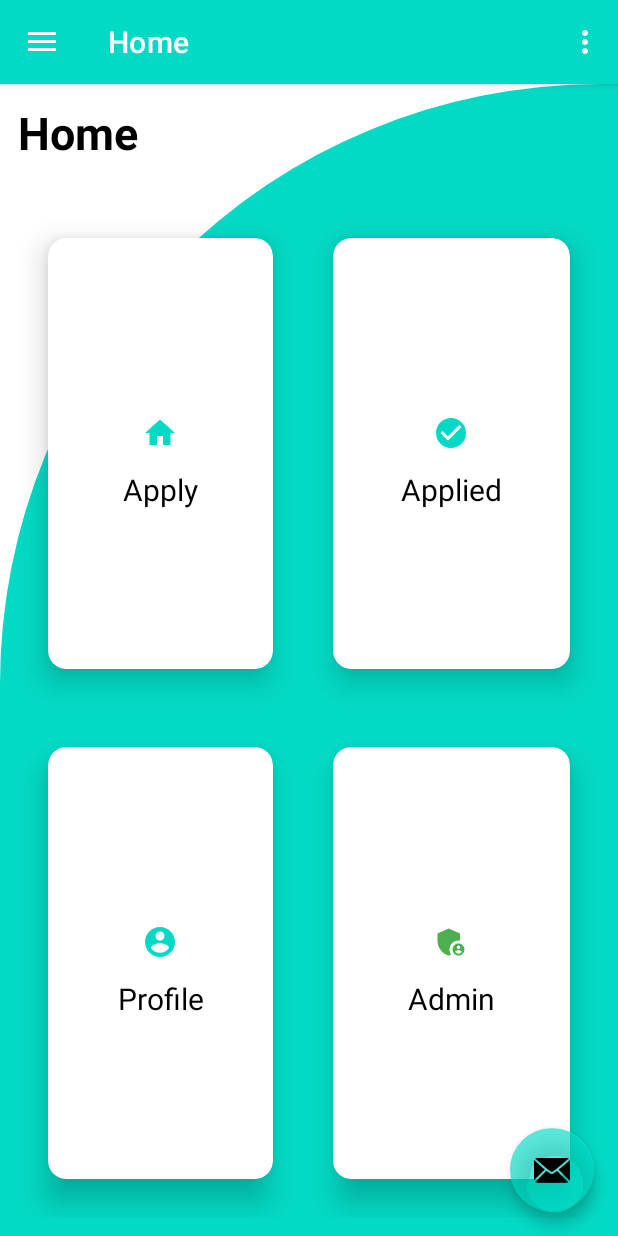
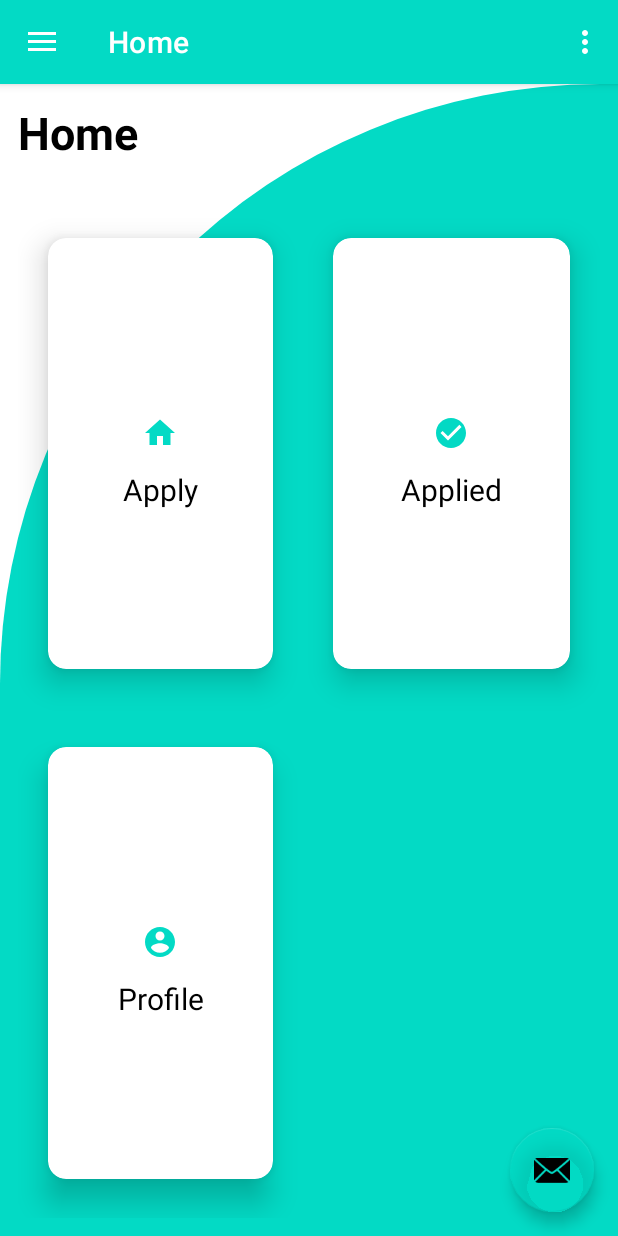
Before and after one commit to jkimkim/Bursary, an Android app: the screen it shows after launch once a user with an empty profile is signed in (MainActivity), on a phone screen of 412 x 824 dp. Run offline under Robolectric (Android 15) with nearby library versions, the phone set to English and light mode, and no system bars; our stand-ins replace Firebase (no records; nobody signed in at launch, a user with empty details on screens opened directly), navigation-ui.

Commit message:
upload profile

```diff
--- a/app/src/main/java/com/example/bursary/ui/home/HomeFragment.java
+++ b/app/src/main/java/com/example/bursary/ui/home/HomeFragment.java
@@ -12,6 +12,7 @@ import androidx.annotation.NonNull;
 import androidx.fragment.app.Fragment;
 import androidx.fragment.app.FragmentTransaction;
 import androidx.lifecycle.ViewModelProvider;
+import androidx.navigation.Navigation;
 
 import com.example.bursary.R;
 import com.example.bursary.Upload;
@@ -29,7 +30,7 @@ public class HomeFragment extends Fragment implements View.OnClickListener {
     private FragmentHomeBinding binding;
     ProgressDialog progressDialog;
 
-    private LinearLayout firstApplication, submittedApplication, myProfile, adminSection;
+    private LinearLayout firstApplication, submittedApplication, myProfile;
 
     public View onCreateView(@NonNull LayoutInflater inflater,
                              ViewGroup container, Bundle savedInstanceState) {
@@ -48,9 +49,7 @@ public class HomeFragment extends Fragment implements View.OnClickListener {
         submittedApplication.setOnClickListener(this);
 
         myProfile = view.findViewById(R.id.myProfile);
-
-        adminSection = view.findViewById(R.id.adminSection);
-        adminSection.setOnClickListener(this);
+        myProfile.setOnClickListener(this);
 
         progressDialog = new ProgressDialog(getContext());
         progressDialog.setMessage("Submitting...");
@@ -72,8 +71,7 @@ public class HomeFragment extends Fragment implements View.OnClickListener {
         Fragment fragment = null;
         switch (v.getId()) {
             case R.id.firstApplication:
-                fragment = new GalleryFragment();
-                replaceFragment(fragment);
+                Navigation.findNavController(v).navigate(R.id.nav_gallery);
                 pDialog.dismiss();
                 break;
             case R.id.submittedApplication:
@@ -88,6 +86,11 @@ public class HomeFragment extends Fragment implements View.OnClickListener {
                 });
 
                 break;
+            case R.id.myProfile:
+                //navigate to profile fragment
+                Navigation.findNavController(v).navigate(R.id.profileFragment);
+                pDialog.dismiss();
+
             //case R.id.adminSection:
               //  pDialog.show();
                 //new Fetcher().fetchApplications(new CompleteListener() {
--- a/app/src/main/res/layout/fragment_home.xml
+++ b/app/src/main/res/layout/fragment_home.xml
@@ -16,169 +16,128 @@
         android:textColor="@color/black"
         android:layout_margin="12dp"
         />
+
     <GridLayout
         android:layout_width="match_parent"
         android:layout_height="match_parent"
         android:layout_below="@id/textView1"
-        android:layout_margin="12dp"
+        android:layout_marginStart="12dp"
+        android:layout_marginTop="12dp"
+        android:layout_marginEnd="12dp"
+        android:layout_marginBottom="12dp"
         android:columnCount="2"
         android:rowCount="2"
-        android:useDefaultMargins="true"
-        >
+        android:useDefaultMargins="true">
+
         <com.google.android.material.card.MaterialCardView
             android:layout_width="wrap_content"
             android:layout_height="wrap_content"
+            android:layout_row="0"
+            android:layout_rowWeight="1"
+            android:layout_column="0"
+            android:layout_columnWeight="1"
             android:layout_gravity="fill"
-            android:layout_columnWeight="1"
-            android:layout_rowWeight="1"
-            android:layout_row="0"
-            android:layout_column="0"
+            app:cardBackgroundColor="@color/white"
             app:cardCornerRadius="12dp"
             app:cardElevation="12dp"
-            app:cardBackgroundColor="@color/white"
-            app:cardUseCompatPadding="true"
-            >
+            app:cardUseCompatPadding="true">
 
             <LinearLayout
+                android:id="@+id/firstApplication"
                 android:layout_width="match_parent"
                 android:layout_height="match_parent"
-                android:id="@+id/firstApplication"
-                android:orientation="vertical"
                 android:layout_gravity="center_horizontal"
                 android:gravity="center"
-                >
+                android:orientation="vertical">
+
                 <ImageView
                     android:layout_width="wrap_content"
                     android:layout_height="wrap_content"
-                    android:src="@drawable/ic_baseline_home_24"
                     android:layout_margin="12dp"
-                    />
+                    android:src="@drawable/ic_baseline_home_24" />
+
                 <TextView
                     android:layout_width="wrap_content"
                     android:layout_height="wrap_content"
+                    android:gravity="center"
                     android:text=" Apply "
+                    android:textColor="@color/black"
                     android:textSize="20sp"
-                    android:textStyle="normal"
-                    android:textColor="@color/black"
-                    android:gravity="center"
-                    />
+                    android:textStyle="normal" />
             </LinearLayout>
         </com.google.android.material.card.MaterialCardView>
 
         <com.google.android.material.card.MaterialCardView
             android:layout_width="wrap_content"
             android:layout_height="wrap_content"
+            android:layout_row="1"
+            android:layout_rowWeight="1"
+            android:layout_column="0"
+            android:layout_columnWeight="1"
             android:layout_gravity="fill"
-            android:layout_columnWeight="1"
-            android:layout_rowWeight="1"
-            android:layout_row="1"
-            android:layout_column="0"
+            app:cardBackgroundColor="@color/white"
             app:cardCornerRadius="12dp"
             app:cardElevation="12dp"
-            app:cardBackgroundColor="@color/white"
-            app:cardUseCompatPadding="true"
-            >
+            app:cardUseCompatPadding="true">
 
             <LinearLayout
+                android:id="@+id/myProfile"
                 android:layout_width="match_parent"
                 android:layout_height="match_parent"
-                android:id="@+id/myProfile"
-                android:orientation="vertical"
                 android:gravity="center"
-                >
+                android:orientation="vertical">
+
                 <ImageView
                     android:layout_width="wrap_content"
                     android:layout_height="wrap_content"
-                    android:src="@drawable/ic_baseline_account_circle_24"
                     android:layout_margin="12dp"
-                    />
+                    android:src="@drawable/ic_baseline_account_circle_24" />
+
                 <TextView
                     android:layout_width="wrap_content"
                     android:layout_height="wrap_content"
+                    android:gravity="center"
                     android:text="Profile"
+                    android:textColor="@color/black"
                     android:textSize="20sp"
-                    android:textStyle="normal"
-                    android:textColor="@color/black"
-                    android:gravity="center"
-                    />
+                    android:textStyle="normal" />
             </LinearLayout>
         </com.google.android.material.card.MaterialCardView>
 
         <com.google.android.material.card.MaterialCardView
             android:layout_width="wrap_content"
             android:layout_height="wrap_content"
+            android:layout_row="0"
+            android:layout_rowWeight="1"
+            android:layout_column="1"
+            android:layout_columnWeight="1"
             android:layout_gravity="fill"
-            android:layout_columnWeight="1"
-            android:layout_rowWeight="1"
-            android:layout_row="1"
-            android:layout_column="1"
+            app:cardBackgroundColor="@color/white"
             app:cardCornerRadius="12dp"
             app:cardElevation="12dp"
-            app:cardBackgroundColor="@color/white"
-            app:cardUseCompatPadding="true"
-            >
+            app:cardUseCompatPadding="true">
 
             <LinearLayout
+                android:id="@+id/submittedApplication"
                 android:layout_width="match_parent"
                 android:layout_height="match_parent"
-                android:id="@+id/adminSection"
-                android:orientation="vertical"
                 android:gravity="center"
-                >
+                android:orientation="vertical">
+
                 <ImageView
                     android:layout_width="wrap_content"
                     android:layout_height="wrap_content"
-                    android:src="@drawable/ic_baseline_admin_panel_settings_24"
                     android:layout_margin="12dp"
-                    />
+                    android:src="@drawable/ic_baseline_check_circle_24" />
+
                 <TextView
                     android:layout_width="wrap_content"
                     android:layout_height="wrap_content"
-                    android:text="Admin"
+                    android:gravity="center"
+                    android:text="Applied"
+                    android:textColor="@color/black"
                     android:textSize="20sp"
-                    android:textStyle="normal"
-                    android:textColor="@color/black"
-                    android:gravity="center"
-                    />
-            </LinearLayout>
-        </com.google.android.material.card.MaterialCardView>
-
-        <com.google.android.material.card.MaterialCardView
-            android:layout_width="wrap_content"
-            android:layout_height="wrap_content"
-            android:layout_gravity="fill"
-            android:layout_columnWeight="1"
-            android:layout_rowWeight="1"
-            android:layout_row="0"
-            android:layout_column="1"
-            app:cardCornerRadius="12dp"
-            app:cardElevation="12dp"
-            app:cardBackgroundColor="@color/white"
-            app:cardUseCompatPadding="true"
-            >
-
-            <LinearLayout
-                android:layout_width="match_parent"
-                android:layout_height="match_parent"
-                android:id="@+id/submittedApplication"
-                android:orientation="vertical"
-                android:gravity="center"
-                >
-                <ImageView
-                    android:layout_width="wrap_content"
-                    android:layout_height="wrap_content"
-                    android:src="@drawable/ic_baseline_check_circle_24"
-                    android:layout_margin="12dp"
-                    />
-                <TextView
-                    android:layout_width="wrap_content"
-                    android:layout_height="wrap_content"
-                    android:text="Applied"
-                    android:textSize="20sp"
-                    android:textStyle="normal"
-                    android:textColor="@color/black"
-                    android:gravity="center"
-                    />
+                    android:textStyle="normal" />
             </LinearLayout>
         </com.google.android.material.card.MaterialCardView>
     </GridLayout>
```
